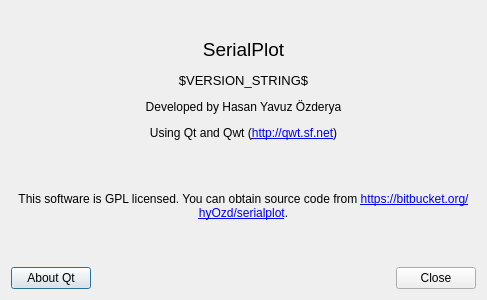
Above: about_dialog.ui from AlexanderAmelkin/SerialPlot before the change. Below: the same form after it.
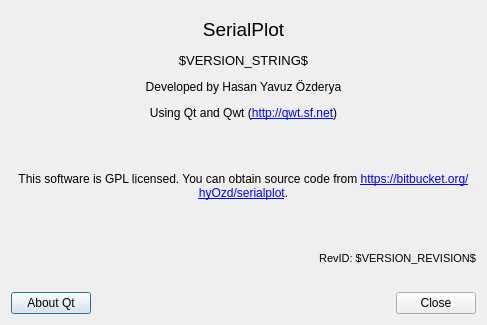
That is the form after the change.

Commit message: added mercurial revision id to about dialog

Patch:
```diff
--- a/about_dialog.ui
+++ b/about_dialog.ui
@@ -7,7 +7,7 @@
     <x>0</x>
     <y>0</y>
     <width>487</width>
-    <height>300</height>
+    <height>325</height>
    </rect>
   </property>
   <property name="windowTitle">
@@ -17,7 +17,7 @@
    <item>
     <widget class="QLabel" name="lbAbout">
      <property name="text">
-      <string>&lt;html&gt;&lt;head/&gt;&lt;body&gt;&lt;p align=&quot;center&quot;&gt;&lt;span style=&quot; font-size:14pt;&quot;&gt;SerialPlot&lt;/span&gt;&lt;/p&gt;&lt;p align=&quot;center&quot;&gt;&lt;span style=&quot; font-size:10pt;&quot;&gt;$VERSION_STRING$&lt;/span&gt;&lt;/p&gt;&lt;p align=&quot;center&quot;&gt;Developed by Hasan Yavuz Özderya&lt;/p&gt;&lt;p align=&quot;center&quot;&gt;Using Qt and Qwt (&lt;a href=&quot;http://qwt.sf.net&quot;&gt;&lt;span style=&quot; text-decoration: underline; color:#0000ff;&quot;&gt;http://qwt.sf.net&lt;/span&gt;&lt;/a&gt;)&lt;/p&gt;&lt;p align=&quot;center&quot;&gt;&lt;br/&gt;&lt;/p&gt;&lt;p align=&quot;center&quot;&gt;This software is GPL licensed. You can obtain source code from &lt;a href=&quot;https://bitbucket.org/hyOzd/serialplot&quot;&gt;&lt;span style=&quot; text-decoration: underline; color:#0000ff;&quot;&gt;https://bitbucket.org/hyOzd/serialplot&lt;/span&gt;&lt;/a&gt;.&lt;br/&gt;&lt;/p&gt;&lt;/body&gt;&lt;/html&gt;</string>
+      <string>&lt;html&gt;&lt;head/&gt;&lt;body&gt;&lt;p align=&quot;center&quot;&gt;&lt;span style=&quot; font-size:14pt;&quot;&gt;SerialPlot&lt;/span&gt;&lt;/p&gt;&lt;p align=&quot;center&quot;&gt;&lt;span style=&quot; font-size:10pt;&quot;&gt;$VERSION_STRING$&lt;/span&gt;&lt;/p&gt;&lt;p align=&quot;center&quot;&gt;Developed by Hasan Yavuz Özderya&lt;/p&gt;&lt;p align=&quot;center&quot;&gt;Using Qt and Qwt (&lt;a href=&quot;http://qwt.sf.net&quot;&gt;&lt;span style=&quot; text-decoration: underline; color:#0000ff;&quot;&gt;http://qwt.sf.net&lt;/span&gt;&lt;/a&gt;)&lt;/p&gt;&lt;p align=&quot;center&quot;&gt;&lt;br/&gt;&lt;/p&gt;&lt;p align=&quot;center&quot;&gt;This software is GPL licensed. You can obtain source code from &lt;a href=&quot;https://bitbucket.org/hyOzd/serialplot&quot;&gt;&lt;span style=&quot; text-decoration: underline; color:#0000ff;&quot;&gt;https://bitbucket.org/hyOzd/serialplot&lt;/span&gt;&lt;/a&gt;.&lt;/p&gt;&lt;p align=&quot;center&quot;&gt;&lt;br/&gt;&lt;/p&gt;&lt;p align=&quot;right&quot;&gt;&lt;span style=&quot; font-size:8pt;&quot;&gt;RevID: $VERSION_REVISION$&lt;br/&gt;&lt;/span&gt;&lt;/p&gt;&lt;/body&gt;&lt;/html&gt;</string>
      </property>
      <property name="wordWrap">
       <bool>true</bool>
```
The commit also changes 3 other files.
